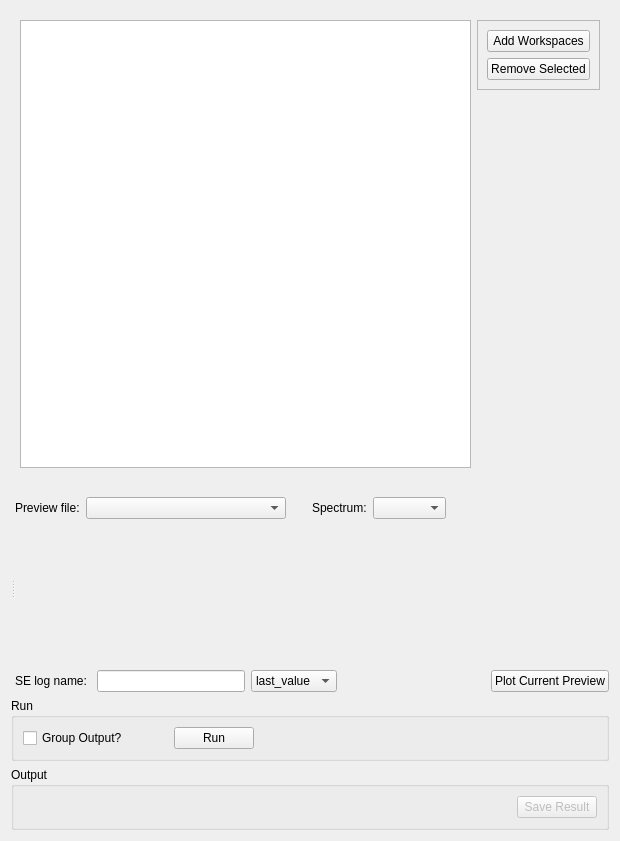
Old version of the form qt/scientific_interfaces/Inelastic/Manipulation/InelasticDataManipulationElwinTab.ui in the repository mantidproject/mantid.
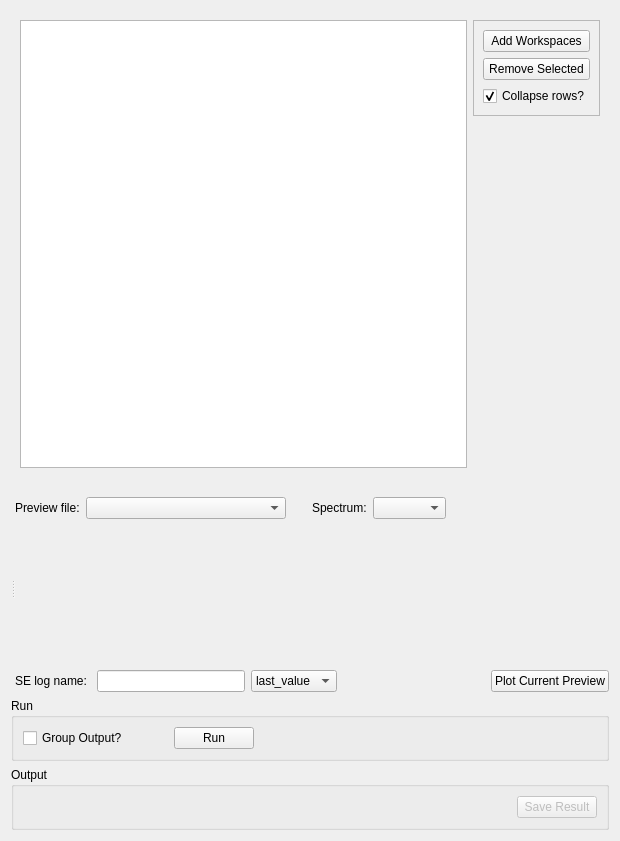
New version of the form. Custom widgets are drawn as their Qt base class.

Commit message: Add checkbox for collapse rows choice

```diff
--- a/qt/scientific_interfaces/Inelastic/Manipulation/InelasticDataManipulationElwinTab.ui
+++ b/qt/scientific_interfaces/Inelastic/Manipulation/InelasticDataManipulationElwinTab.ui
@@ -414,6 +414,19 @@
            </property>
           </widget>
          </item>
+         <item>
+          <widget class="QCheckBox" name="ckCollapse">
+           <property name="enabled">
+            <bool>true</bool>
+           </property>
+           <property name="text">
+            <string>Collapse rows?</string>
+           </property>
+           <property name="checked">
+            <bool>true</bool>
+           </property>
+          </widget>
+         </item>
         </layout>
        </widget>
       </item>
```
Left out of the diff: 3 changed lines with no effect on the pictures.
